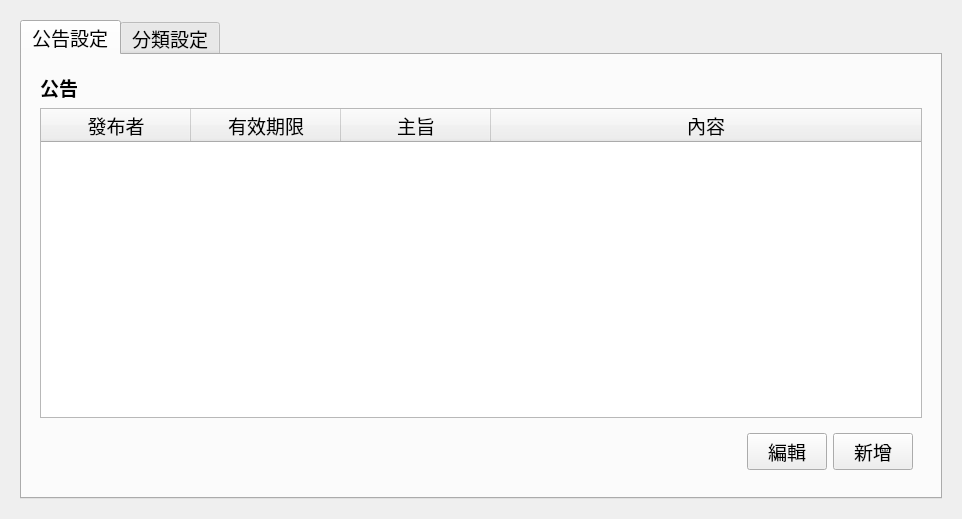
Before: the Qt Designer form src/AdbClient/LayerSysSetting.ui in roger0816/Adb, drawn with Qt 5.
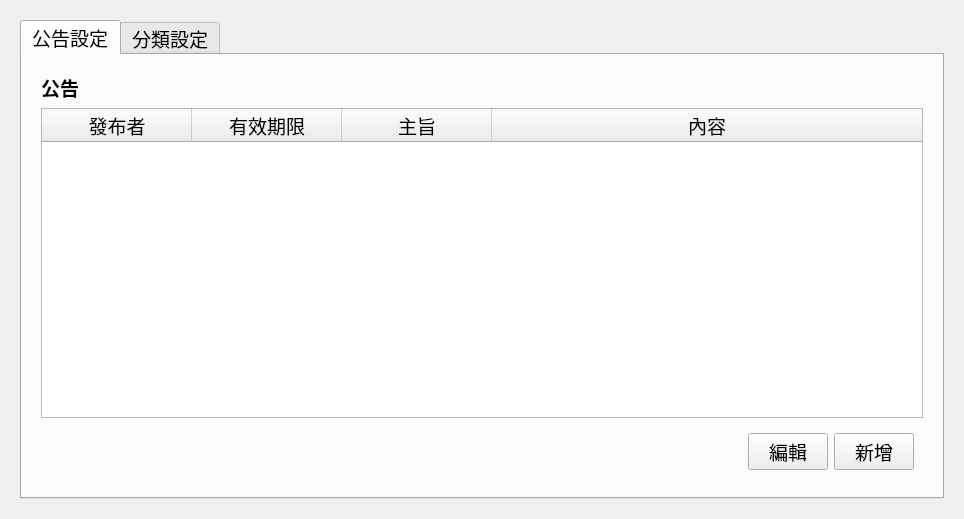
After: the same form once the commit is applied. The open tabs and pages were chosen to show the change.

```diff
--- a/src/AdbClient/LayerSysSetting.ui
+++ b/src/AdbClient/LayerSysSetting.ui
@@ -6,7 +6,7 @@
    <rect>
     <x>0</x>
     <y>0</y>
-    <width>960</width>
+    <width>964</width>
     <height>519</height>
    </rect>
   </property>
```
Left out of the diff: 2 changed lines with no effect on the pictures.
